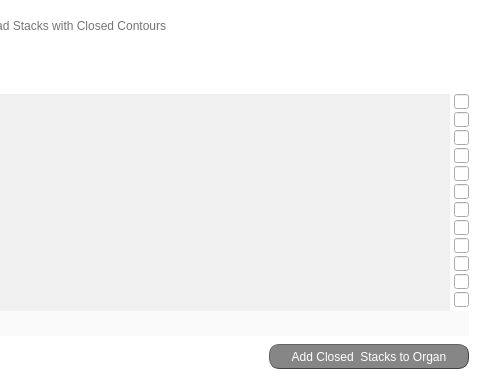
Above: src/gui/ui/load_closed_channels_screen.ui from jsanchez679/morphoHeart before the change; both pictures show x 331 to 811 and y 0 to 378 of the 811 by 378 pixel window. Below: the same form after it.
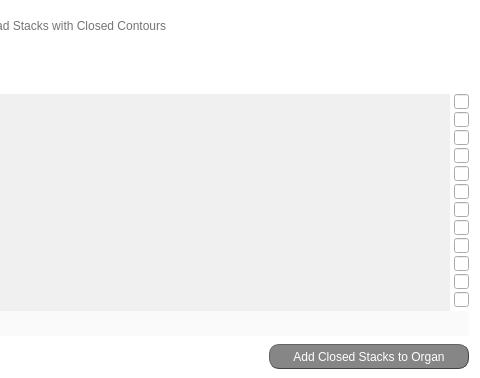
That is the form after the change.

```diff
--- a/src/gui/ui/load_closed_channels_screen.ui
+++ b/src/gui/ui/load_closed_channels_screen.ui
@@ -2064,7 +2064,7 @@
 </string>
      </property>
      <property name="text">
-      <string>Add Closed  Stacks to Organ</string>
+      <string>Add Closed Stacks to Organ</string>
      </property>
      <property name="checkable">
       <bool>true</bool>
```
